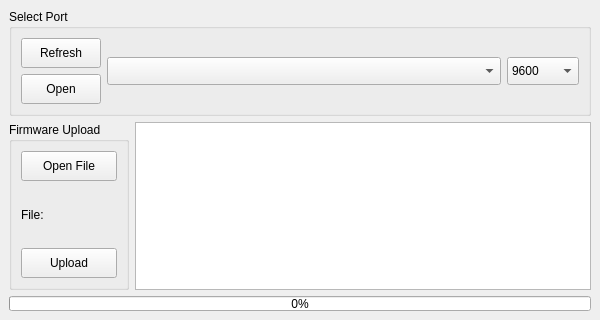
dongFangTuring/CHCenter, file fw_update/mainwindow.ui: the form before one commit.
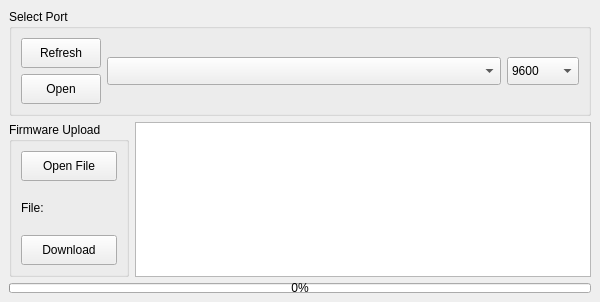
The form after the commit.

```diff
--- a/fw_update/mainwindow.ui
+++ b/fw_update/mainwindow.ui
@@ -7,7 +7,7 @@
     <x>0</x>
     <y>0</y>
     <width>600</width>
-    <height>320</height>
+    <height>302</height>
    </rect>
   </property>
   <property name="minimumSize">
@@ -19,7 +19,7 @@
   <property name="maximumSize">
    <size>
     <width>600</width>
-    <height>400</height>
+    <height>302</height>
    </size>
   </property>
   <property name="windowTitle">
@@ -164,7 +164,7 @@
             </size>
            </property>
            <property name="text">
-            <string>Upload</string>
+            <string>Download</string>
            </property>
           </widget>
          </item>
@@ -200,7 +200,7 @@
       <property name="maximumSize">
        <size>
         <width>16777215</width>
-        <height>15</height>
+        <height>10</height>
        </size>
       </property>
       <property name="value">
```
